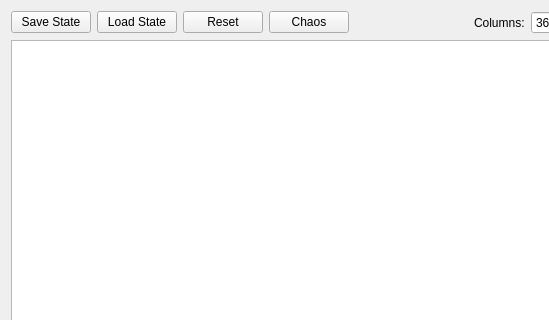
This is mainwindow.ui in Deconimus/GameOfLifeDemo as Qt 5 draws it before an edit; both pictures show x 0 to 549 and y 0 to 320 of the 961 by 655 pixel window. The edited form follows.
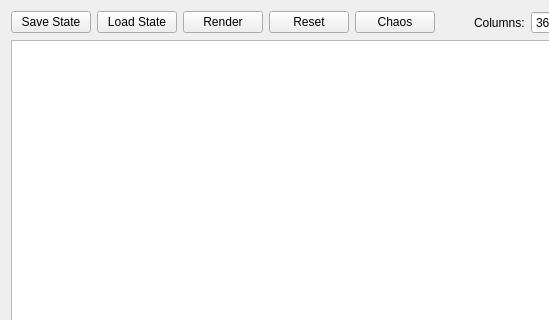
This is the edited form.

Commit message: introducing config and render-dialog

Diff of the .ui file:
```diff
--- a/mainwindow.ui
+++ b/mainwindow.ui
@@ -43,6 +43,13 @@
         </property>
        </widget>
       </item>
+      <item>
+       <widget class="QPushButton" name="RenderButton">
+        <property name="text">
+         <string>Render</string>
+        </property>
+       </widget>
+      </item>
       <item>
        <widget class="QPushButton" name="ResetButton">
         <property name="sizePolicy">
```
The commit also changes 9 other files.
